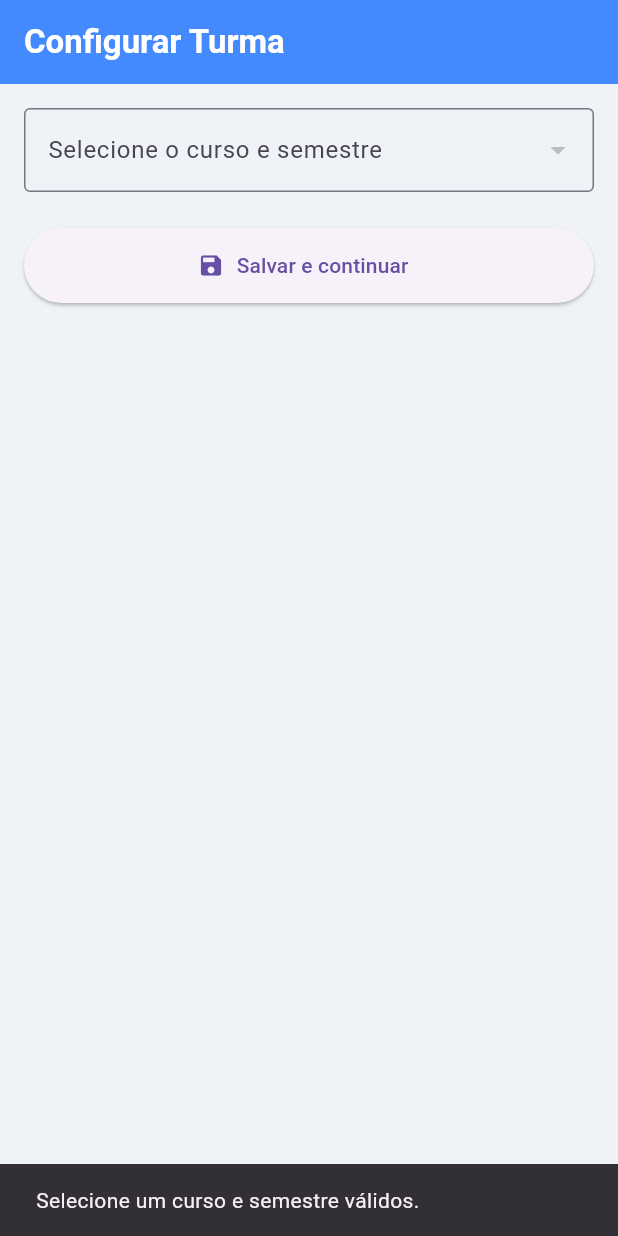
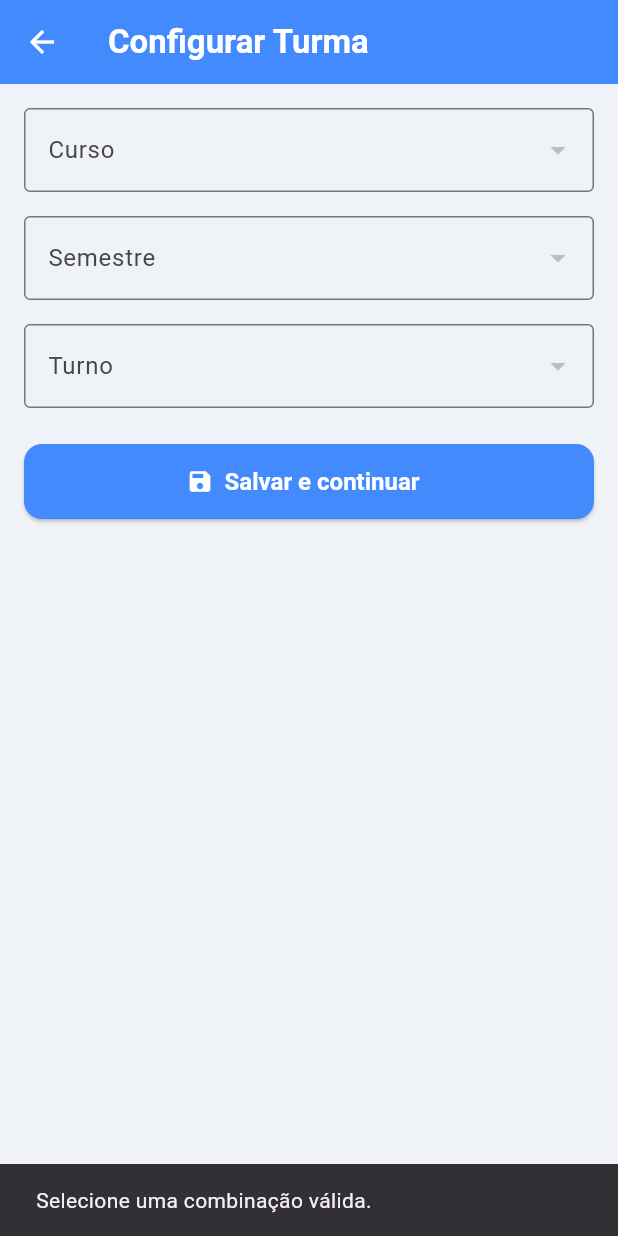
Before and after one commit to andrelsab/dartclass_app, a Flutter app: the screen it shows after launch, after a tap on "Salvar e continuar", on a phone screen of 412 x 824 dp. Run offline on Flutter 3.47's test engine with Material 3 defaults, Android fonts, the light colour scheme and no system bars; our stand-ins replace shared_preferences, supabase_flutter; accounts and stored records are empty.

Commit message:
ajuste-configs

```diff
--- a/lib/models/turma.dart
+++ b/lib/models/turma.dart
@@ -21,7 +21,8 @@ class Turma {
       nomeDoCurso: map['nomeDoCurso'] as String?,
       turno: map['turno'] as String?,
       semestre: map['semestre'] != null ? (map['semestre'] as num).toInt() : null,
-      qtdDeAlunos: map['qtdDeAlunos'] != null ? (map['qtdDeAlunos'] as num).toInt() : null,
+      qtdDeAlunos:
+          map['qtdDeAlunos'] != null ? (map['qtdDeAlunos'] as num).toInt() : null,
       observacoes: map['observacoes'] as String?,
     );
   }
@@ -39,6 +40,9 @@ class Turma {
 
   @override
   String toString() {
-    return '${nomeDoCurso ?? "Curso desconhecido"} - ${semestre != null ? semestre.toString() + "º semestre" : "Sem semestre"}';
+    final curso = nomeDoCurso ?? 'Curso desconhecido';
+    final sem = semestre != null ? '${semestre}º semestre' : 'Sem semestre';
+    final turnoStr = turno ?? 'Sem turno';
+    return '$curso - $sem ($turnoStr)';
   }
 }
--- a/lib/pages/config_page.dart
+++ b/lib/pages/config_page.dart
@@ -1,7 +1,6 @@
 import 'package:flutter/material.dart';
 import 'package:shared_preferences/shared_preferences.dart';
 import 'package:supabase_flutter/supabase_flutter.dart';
-
 import '../models/turma.dart';
 
 class ConfigPage extends StatefulWidget {
@@ -13,8 +12,16 @@ class ConfigPage extends StatefulWidget {
 
 class _ConfigPageState extends State<ConfigPage> {
   final SupabaseClient supabase = Supabase.instance.client;
+
   List<Turma> turmas = [];
-  Turma? turmaSelecionada;
+  List<String> cursos = [];
+  List<int> semestres = [];
+  List<String> turnos = [];
+
+  String? cursoSelecionado;
+  int? semestreSelecionado;
+  String? turnoSelecionado;
+
   bool carregando = true;
   String? erro;
 
@@ -43,7 +50,6 @@ class _ConfigPageState extends State<ConfigPage> {
       }
 
       final data = response.data;
-
       if (data == null || data is! List) {
         setState(() {
           erro = 'Dados de turmas inválidos.';
@@ -52,9 +58,16 @@ class _ConfigPageState extends State<ConfigPage> {
         return;
       }
 
+      turmas =
+          data.map((e) => Turma.fromMap(e as Map<String, dynamic>)).toList();
+      cursos =
+          turmas.map((t) => t.nomeDoCurso).whereType<String>().toSet().toList();
+      semestres =
+          turmas.map((t) => t.semestre).whereType<int>().toSet().toList()
+            ..sort();
+      turnos = turmas.map((t) => t.turno).whereType<String>().toSet().toList();
+
       setState(() {
-        turmas =
-            data.map((e) => Turma.fromMap(e as Map<String, dynamic>)).toList();
         carregando = false;
       });
     } catch (e) {
@@ -66,18 +79,31 @@ class _ConfigPageState extends State<ConfigPage> {
   }
 
   Future<void> _salvarConfiguracao() async {
-    if (turmaSelecionada == null || turmaSelecionada!.semestre == null) {
+    final turmaSelecionada = turmas.firstWhere(
+      (t) =>
+          t.nomeDoCurso == cursoSelecionado &&
+          t.semestre == semestreSelecionado &&
+          t.turno == turnoSelecionado,
+      orElse: () => Turma(id: '', nomeDoCurso: null),
+    );
+
+    if (turmaSelecionada.id.isEmpty) {
       ScaffoldMessenger.of(context).showSnackBar(
-        const SnackBar(content: Text('Selecione um curso e semestre válidos.')),
+        const SnackBar(content: Text('Selecione uma combinação válida.')),
       );
       return;
     }
 
     final prefs = await SharedPreferences.getInstance();
-    await prefs.setString('curso_id', turmaSelecionada!.id);
-    await prefs.setInt('semestre', turmaSelecionada!.semestre!);
+    await prefs.setString('curso_id', turmaSelecionada.id);
+    await prefs.setInt('semestre', turmaSelecionada.semestre!);
 
-    Navigator.pushReplacementNamed(context, '/home');
+    // Verifica se pode voltar ou substitui pela Home
+    if (Navigator.canPop(context)) {
+      Navigator.pop(context);
+    } else {
+      Navigator.pushReplacementNamed(context, '/home');
+    }
   }
 
   @override
@@ -85,14 +111,21 @@ class _ConfigPageState extends State<ConfigPage> {
     return Scaffold(
       backgroundColor: const Color(0xFFEFF3F8),
       appBar: AppBar(
+        backgroundColor: Colors.blueAccent,
         title: const Text(
           'Configurar Turma',
-          style: TextStyle(
-            fontWeight: FontWeight.bold,
-            color: Colors.white, // texto branco
-          ),
+          style: TextStyle(fontWeight: FontWeight.bold, color: Colors.white),
         ),
-        backgroundColor: Colors.blueAccent,
+        leading: IconButton(
+          icon: const Icon(Icons.arrow_back, color: Colors.white),
+          onPressed: () {
+            if (Navigator.canPop(context)) {
+              Navigator.pop(context);
+            } else {
+              Navigator.pushReplacementNamed(context, '/home');
+            }
+          },
+        ),
       ),
       body: Padding(
         padding: const EdgeInsets.all(16),
@@ -108,26 +141,73 @@ class _ConfigPageState extends State<ConfigPage> {
                   ),
                 )
                 : Column(
+                  crossAxisAlignment: CrossAxisAlignment.stretch,
                   children: [
-                    DropdownButtonFormField<Turma>(
+                    DropdownButtonFormField<String>(
                       isExpanded: true,
                       decoration: const InputDecoration(
-                        labelText: 'Selecione o curso e semestre',
+                        labelText: 'Curso',
                         border: OutlineInputBorder(),
                       ),
+                      value: cursoSelecionado,
                       items:
-                          turmas.map((turma) {
-                            return DropdownMenuItem<Turma>(
-                              value: turma,
-                              child: Text(turma.toString()),
-                            );
-                          }).toList(),
+                          cursos
+                              .map(
+                                (curso) => DropdownMenuItem(
+                                  value: curso,
+                                  child: Text(curso),
+                                ),
+                              )
+                              .toList(),
                       onChanged: (value) {
                         setState(() {
-                          turmaSelecionada = value;
+                          cursoSelecionado = value;
                         });
                       },
-                      value: turmaSelecionada,
+                    ),
+                    const SizedBox(height: 16),
+                    DropdownButtonFormField<int>(
+                      isExpanded: true,
+                      decoration: const InputDecoration(
+                        labelText: 'Semestre',
+                        border: OutlineInputBorder(),
+                      ),
+                      value: semestreSelecionado,
+                      items:
+                          semestres
+                              .map(
+                                (s) => DropdownMenuItem(
+                                  value: s,
+                                  child: Text('$sº semestre'),
+                                ),
+                              )
+                              .toList(),
+                      onChanged: (value) {
+                        setState(() {
+                          semestreSelecionado = value;
+                        });
+                      },
+                    ),
+                    const SizedBox(height: 16),
+                    DropdownButtonFormField<String>(
+                      isExpanded: true,
+                      decoration: const InputDecoration(
+                        labelText: 'Turno',
+                        border: OutlineInputBorder(),
+                      ),
+                      value: turnoSelecionado,
+                      items:
+                          turnos
+                              .map(
+                                (t) =>
+                                    DropdownMenuItem(value: t, child: Text(t)),
+                              )
+                              .toList(),
+                      onChanged: (value) {
+                        setState(() {
+                          turnoSelecionado = value;
+                        });
+                      },
                     ),
                     const SizedBox(height: 24),
                     ElevatedButton.icon(
@@ -135,7 +215,16 @@ class _ConfigPageState extends State<ConfigPage> {
                       icon: const Icon(Icons.save),
                       label: const Text('Salvar e continuar'),
                       style: ElevatedButton.styleFrom(
+                        backgroundColor: Colors.blueAccent,
+                        foregroundColor: Colors.white,
                         minimumSize: const Size.fromHeight(50),
+                        shape: RoundedRectangleBorder(
+                          borderRadius: BorderRadius.circular(12),
+                        ),
+                        textStyle: const TextStyle(
+                          fontSize: 16,
+                          fontWeight: FontWeight.bold,
+                        ),
                       ),
                     ),
                   ],
--- a/lib/pages/splash_page.dart
+++ b/lib/pages/splash_page.dart
@@ -20,11 +20,12 @@ class _SplashPageState extends State<SplashPage> {
 
     final cursoId = prefs.getString('curso_id');
     final semestre = prefs.getInt('semestre');
+    final turno = prefs.getString('turno'); // novo campo
 
     // Aguarda 1 segundo só para dar um tempo de splash
     await Future.delayed(const Duration(seconds: 1));
 
-    if (cursoId != null && semestre != null) {
+    if (cursoId != null && semestre != null && turno != null) {
       Navigator.pushReplacementNamed(context, '/home');
     } else {
       Navigator.pushReplacementNamed(context, '/config');
@@ -34,7 +35,7 @@ class _SplashPageState extends State<SplashPage> {
   @override
   Widget build(BuildContext context) {
     return const Scaffold(
-      backgroundColor: Colors.indigo,
+      backgroundColor: Colors.blueAccent,
       body: Center(
         child: Column(
           mainAxisAlignment: MainAxisAlignment.center,
```
